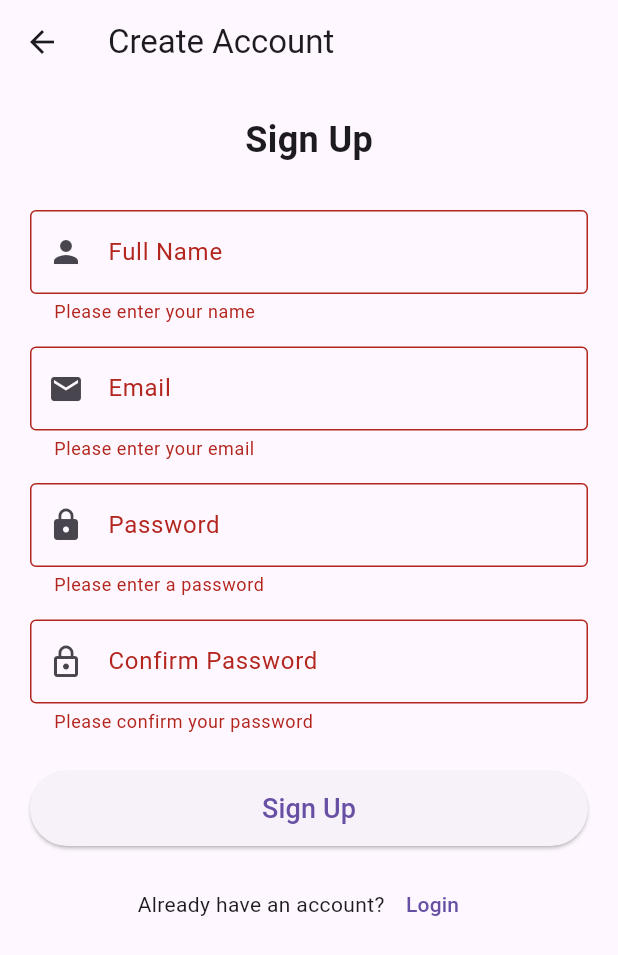
After one commit to Gaya3gireesh/mental_health_bot, a Flutter app: the SignupScreen screen opened directly, after a tap on "Sign Up", on a phone screen of 412 x 824 dp. The commit adds this screen. Shown: the top 955 px of the screen. Run offline on Flutter 3.47's test engine with Material 3 defaults, Android fonts, the phone set to English and light mode, and no system bars; our stand-ins replace flutter_dotenv.

Commit message:
sign up screen added and db initialized

```diff
--- a/lib/login_screen.dart
+++ b/lib/login_screen.dart
@@ -1,5 +1,6 @@
 import 'package:flutter/material.dart';
 import 'home_screen.dart';
+import 'signup_screen.dart';
 
 class LoginScreen extends StatefulWidget {
   const LoginScreen({super.key});
@@ -75,6 +76,24 @@ class _LoginScreenState extends State<LoginScreen> {
                   },
                   child: const Text('Login'),
                 ),
+                const SizedBox(height: 15),
+                Row(
+                  mainAxisAlignment: MainAxisAlignment.center,
+                  children: [
+                    const Text("Don't have an account?"),
+                    TextButton(
+                      onPressed: () {
+                        Navigator.push(
+                          context,
+                          MaterialPageRoute(
+                            builder: (context) => const SignupScreen(),
+                          ),
+                        );
+                      },
+                      child: const Text('Sign Up'),
+                    ),
+                  ],
+                ),
               ],
             ),
           ),
--- a/lib/main.dart
+++ b/lib/main.dart
@@ -21,7 +21,7 @@ class MyApp extends StatelessWidget {
         primarySwatch: Colors.blue,
         visualDensity: VisualDensity.adaptivePlatformDensity,
       ),
-      home: const HomeScreen(),
+      home: const LoginScreen(),
     );
   }
 }
--- /dev/null
+++ b/lib/signup_screen.dart
@@ -0,0 +1,168 @@
+import 'package:flutter/material.dart';
+import 'home_screen.dart';
+import 'login_screen.dart';
+
+class SignupScreen extends StatefulWidget {
+  const SignupScreen({super.key});
+
+  @override
+  _SignupScreenState createState() => _SignupScreenState();
+}
+
+class _SignupScreenState extends State<SignupScreen> {
+  final _formKey = GlobalKey<FormState>();
+  final _nameController = TextEditingController();
+  final _emailController = TextEditingController();
+  final _passwordController = TextEditingController();
+  final _confirmPasswordController = TextEditingController();
+
+  @override
+  void dispose() {
+    _nameController.dispose();
+    _emailController.dispose();
+    _passwordController.dispose();
+    _confirmPasswordController.dispose();
+    super.dispose();
+  }
+
+  @override
+  Widget build(BuildContext context) {
+    return Scaffold(
+      appBar: AppBar(
+        title: const Text('Create Account'),
+      ),
+      body: SafeArea(
+        child: SingleChildScrollView(
+          padding: const EdgeInsets.all(20.0),
+          child: Form(
+            key: _formKey,
+            child: Column(
+              mainAxisAlignment: MainAxisAlignment.center,
+              children: [
+                const Text(
+                  'Sign Up',
+                  style: TextStyle(
+                    fontSize: 24,
+                    fontWeight: FontWeight.bold,
+                  ),
+                ),
+                const SizedBox(height: 30),
+                TextFormField(
+                  controller: _nameController,
+                  decoration: const InputDecoration(
+                    labelText: 'Full Name',
+                    border: OutlineInputBorder(),
+                    prefixIcon: Icon(Icons.person),
+                  ),
+                  validator: (value) {
+                    if (value == null || value.isEmpty) {
+                      return 'Please enter your name';
+                    }
+                    return null;
+                  },
+                ),
+                const SizedBox(height: 15),
+                TextFormField(
+                  controller: _emailController,
+                  decoration: const InputDecoration(
+                    labelText: 'Email',
+                    border: OutlineInputBorder(),
+                    prefixIcon: Icon(Icons.email),
+                  ),
+                  keyboardType: TextInputType.emailAddress,
+                  validator: (value) {
+                    if (value == null || value.isEmpty) {
+                      return 'Please enter your email';
+                    }
+                    if (!RegExp(r'^[\w-\.]+@([\w-]+\.)+[\w-]{2,4}$').hasMatch(value)) {
+                      return 'Please enter a valid email address';
+                    }
+                    return null;
+                  },
+                ),
+                const SizedBox(height: 15),
+                TextFormField(
+                  controller: _passwordController,
+                  decoration: const InputDecoration(
+                    labelText: 'Password',
+                    border: OutlineInputBorder(),
+                    prefixIcon: Icon(Icons.lock),
+                  ),
+                  obscureText: true,
+                  validator: (value) {
+                    if (value == null || value.isEmpty) {
+                      return 'Please enter a password';
+                    }
+                    if (value.length < 6) {
+                      return 'Password must be at least 6 characters';
+                    }
+                    return null;
+                  },
+                ),
+                const SizedBox(height: 15),
+                TextFormField(
+                  controller: _confirmPasswordController,
+                  decoration: const InputDecoration(
+                    labelText: 'Confirm Password',
+                    border: OutlineInputBorder(),
+                    prefixIcon: Icon(Icons.lock_outline),
+                  ),
+                  obscureText: true,
+                  validator: (value) {
+                    if (value == null || value.isEmpty) {
+                      return 'Please confirm your password';
+                    }
+                    if (value != _passwordController.text) {
+                      return 'Passwords do not match';
+                    }
+                    return null;
+                  },
+                ),
+                const SizedBox(height: 25),
+                SizedBox(
+                  width: double.infinity,
+                  height: 50,
+                  child: ElevatedButton(
+                    onPressed: () {
+                      if (_formKey.currentState!.validate()) {
+                        // Implement signup logic here
+                        // After successful signup, navigate to home screen
+                        ScaffoldMessenger.of(context).showSnackBar(
+                          const SnackBar(content: Text('Account created successfully!')),
+                        );
+
+                        // Navigate to home screen
+                        Navigator.pushAndRemoveUntil(
+                          context,
+                          MaterialPageRoute(builder: (context) => const HomeScreen()),
+                          (route) => false,
+                        );
+                      }
+                    },
+                    child: const Text(
+                      'Sign Up',
+                      style: TextStyle(fontSize: 18),
+                    ),
+                  ),
+                ),
+                const SizedBox(height: 15),
+                Row(
+                  mainAxisAlignment: MainAxisAlignment.center,
+                  children: [
+                    const Text('Already have an account?'),
+                    TextButton(
+                      onPressed: () {
+                        Navigator.pop(context);
+                      },
+                      child: const Text('Login'),
+                    ),
+                  ],
+                ),
+              ],
+            ),
+          ),
+        ),
+      ),
+    );
+  }
+}
```
Also changed, not shown: 2 other files.
